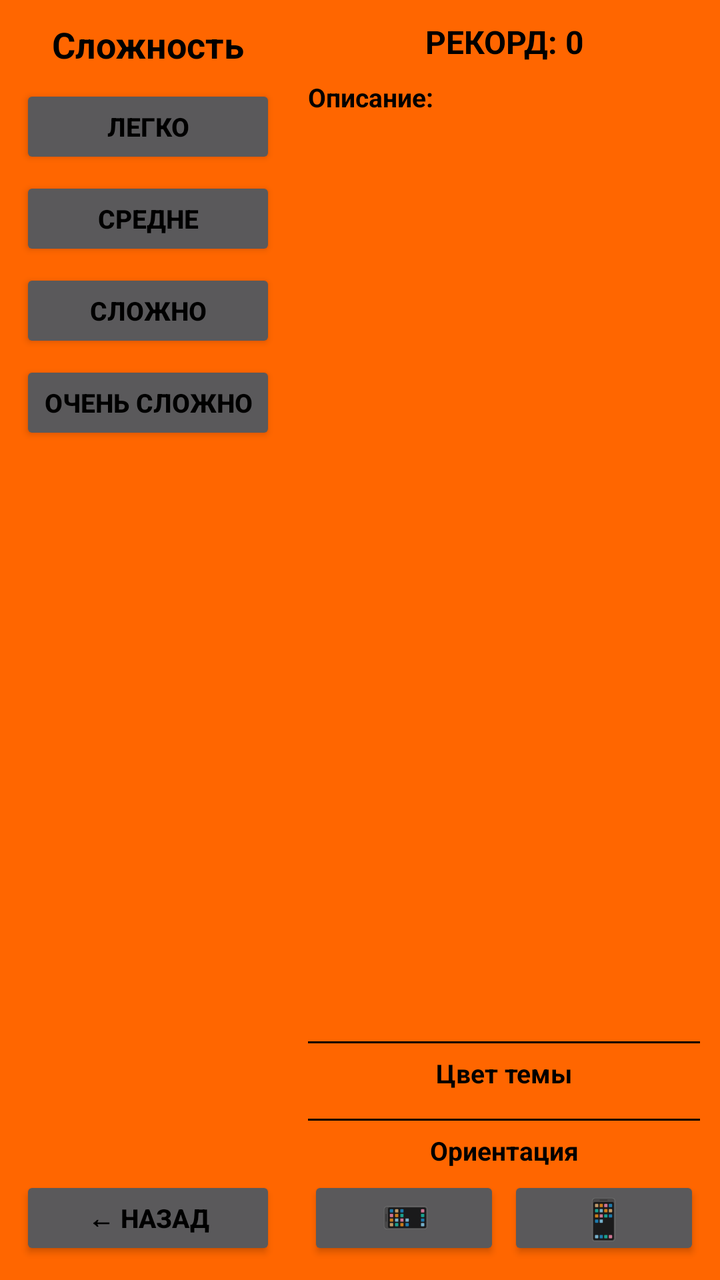
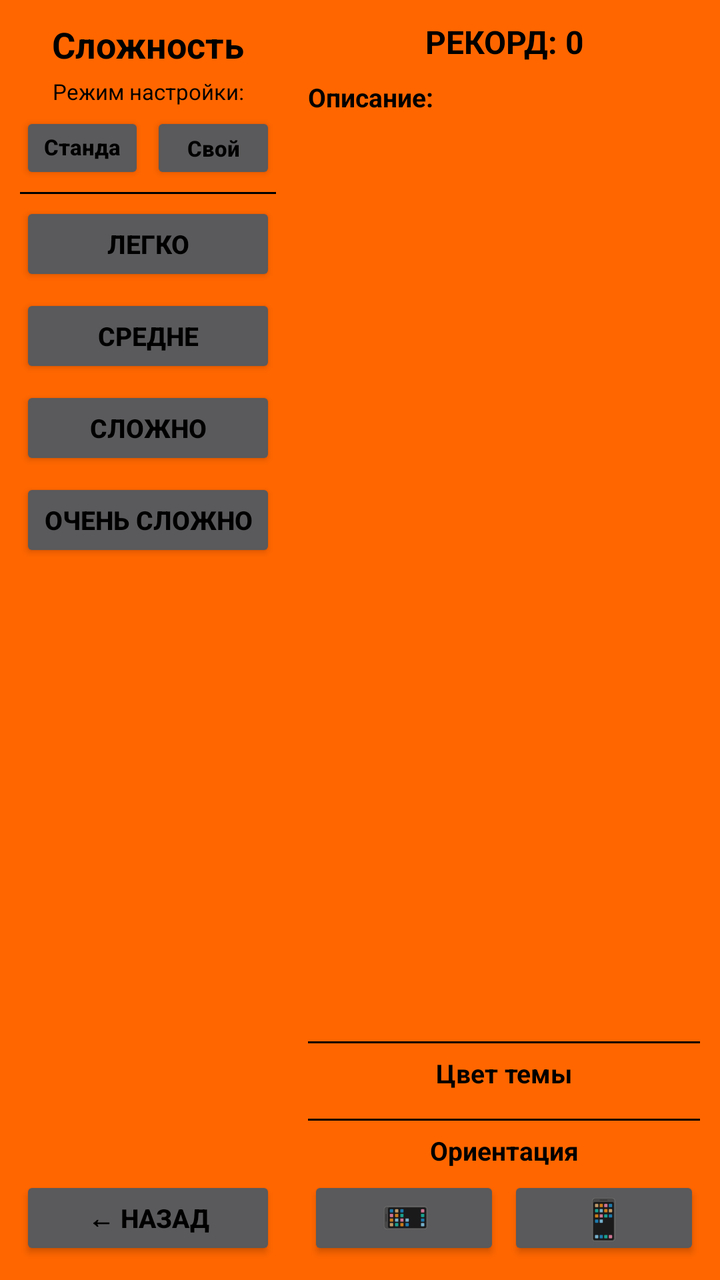

Screens rendered from an Android XML layout before and after an edit, with the pre-edit source and the edit as a unified diff.
<!-- AndroidManifest.xml: application theme Theme.StackAttackKt -->
<!-- res/layout/activity_settings.xml -->
<?xml version="1.0" encoding="utf-8"?>
<LinearLayout
    xmlns:android="http://schemas.android.com/apk/res/android"
    android:id="@+id/rootLayout"
    android:layout_width="match_parent"
    android:layout_height="match_parent"
    android:orientation="vertical"
    android:background="@color/orange_bg"
    android:padding="10dp">

    
    <LinearLayout
        android:layout_width="match_parent"
        android:layout_height="0dp"
        android:layout_weight="1"
        android:orientation="horizontal">

        
        <LinearLayout
            android:layout_width="0dp"
            android:layout_height="match_parent"
            android:layout_weight="0.8"
            android:orientation="vertical"
            android:paddingEnd="8dp">

            <TextView
                android:id="@+id/tvDiffTitle"
                android:layout_width="match_parent"
                android:layout_height="wrap_content"
                android:text="@string/difficulty"
                android:textSize="18sp"
                android:textStyle="bold"
                android:textColor="@color/black"
                android:gravity="center"
                android:layout_marginBottom="8dp"/>

            <Button
                android:id="@+id/btnDiffEasy"
                android:layout_width="match_parent"
                android:layout_height="42dp"
                android:text="@string/diff_easy"
                android:textSize="13sp"
                android:textStyle="bold"
                android:textColor="@color/black"
                android:layout_marginBottom="4dp"
                android:insetTop="0dp"
                android:insetBottom="0dp"/>

            <Button
                android:id="@+id/btnDiffMedium"
                android:layout_width="match_parent"
                android:layout_height="42dp"
                android:text="@string/diff_medium"
                android:textSize="13sp"
                android:textStyle="bold"
                android:textColor="@color/black"
                android:layout_marginBottom="4dp"
                android:insetTop="0dp"
                android:insetBottom="0dp"/>

            <Button
                android:id="@+id/btnDiffHard"
                android:layout_width="match_parent"
                android:layout_height="42dp"
                android:text="@string/diff_hard"
                android:textSize="13sp"
                android:textStyle="bold"
                android:textColor="@color/black"
                android:layout_marginBottom="4dp"
                android:insetTop="0dp"
                android:insetBottom="0dp"/>

            <Button
                android:id="@+id/btnDiffExtreme"
                android:layout_width="match_parent"
                android:layout_height="42dp"
                android:text="@string/diff_extreme"
                android:textSize="13sp"
                android:textStyle="bold"
                android:textColor="@color/black"
                android:insetTop="0dp"
                android:insetBottom="0dp"/>

            <View
                android:layout_width="1dp"
                android:layout_height="0dp"
                android:layout_weight="1"/>

            <Button
                android:id="@+id/btnSettingsBack"
                android:layout_width="match_parent"
                android:layout_height="42dp"
                android:text="@string/back"
                android:textSize="13sp"
                android:textStyle="bold"
                android:textColor="@color/black"
                android:insetTop="0dp"
                android:insetBottom="0dp"
                android:layout_marginTop="8dp"/>

        </LinearLayout>

        
        <LinearLayout
            android:layout_width="0dp"
            android:layout_height="match_parent"
            android:layout_weight="1.2"
            android:orientation="vertical"
            android:paddingStart="8dp">

            
            <LinearLayout
                android:layout_width="match_parent"
                android:layout_height="0dp"
                android:layout_weight="1"
                android:orientation="vertical">

                <TextView
                    android:id="@+id/tvDiffRecord"
                    android:layout_width="match_parent"
                    android:layout_height="wrap_content"
                    android:text="@string/record_placeholder"
                    android:textSize="16sp"
                    android:textStyle="bold"
                    android:textColor="@color/black"
                    android:gravity="center"
                    android:layout_marginBottom="8dp"/>

                <TextView
                    android:id="@+id/tvDescLabel"
                    android:layout_width="match_parent"
                    android:layout_height="wrap_content"
                    android:text="@string/description_label"
                    android:textSize="13sp"
                    android:textStyle="bold"
                    android:textColor="@color/black"
                    android:layout_marginBottom="4dp"/>

                <TextView
                    android:id="@+id/tvDiffDesc"
                    android:layout_width="match_parent"
                    android:layout_height="0dp"
                    android:layout_weight="1"
                    android:textSize="14sp"
                    android:textColor="@color/black"
                    android:gravity="top"/>

            </LinearLayout>

            
            <View
                android:id="@+id/themeDivider"
                android:layout_width="match_parent"
                android:layout_height="1dp"
                android:background="@color/black"
                android:layout_marginTop="6dp"
                android:layout_marginBottom="6dp"/>

            
            <TextView
                android:id="@+id/tvThemeTitle"
                android:layout_width="match_parent"
                android:layout_height="wrap_content"
                android:text="@string/theme_title"
                android:textSize="13sp"
                android:textStyle="bold"
                android:textColor="@color/black"
                android:gravity="center"
                android:layout_marginBottom="4dp"/>

            <LinearLayout
                android:id="@+id/themeContainer"
                android:layout_width="match_parent"
                android:layout_height="wrap_content"
                android:orientation="vertical"
                android:gravity="center"
                android:layout_marginBottom="4dp"/>

            
            <View
                android:id="@+id/orientDivider"
                android:layout_width="match_parent"
                android:layout_height="1dp"
                android:background="@color/black"
                android:layout_marginTop="6dp"
                android:layout_marginBottom="6dp"/>

            
            <TextView
                android:id="@+id/tvOrientTitle"
                android:layout_width="match_parent"
                android:layout_height="wrap_content"
                android:text="@string/orientation_title"
                android:textSize="13sp"
                android:textStyle="bold"
                android:textColor="@color/black"
                android:gravity="center"
                android:layout_marginBottom="4dp"/>

            <LinearLayout
                android:layout_width="match_parent"
                android:layout_height="wrap_content"
                android:orientation="horizontal"
                android:gravity="center">

                
                <FrameLayout
                    android:layout_width="0dp"
                    android:layout_height="42dp"
                    android:layout_weight="1"
                    android:layout_marginEnd="4dp">

                    <Button
                        android:id="@+id/btnOrientLandscape"
                        android:layout_width="match_parent"
                        android:layout_height="match_parent"
                        android:text=""
                        android:insetTop="0dp"
                        android:insetBottom="0dp"/>

                    <TextView
                        android:layout_width="wrap_content"
                        android:layout_height="wrap_content"
                        android:layout_gravity="center"
                        android:text="📱"
                        android:textSize="20sp"
                        android:rotation="270"
                        android:elevation="4dp"
                        android:clickable="false"
                        android:focusable="false"/>

                </FrameLayout>

                
                <FrameLayout
                    android:layout_width="0dp"
                    android:layout_height="42dp"
                    android:layout_weight="1">

                    <Button
                        android:id="@+id/btnOrientPortrait"
                        android:layout_width="match_parent"
                        android:layout_height="match_parent"
                        android:text=""
                        android:insetTop="0dp"
                        android:insetBottom="0dp"/>

                    <TextView
                        android:layout_width="wrap_content"
                        android:layout_height="wrap_content"
                        android:layout_gravity="center"
                        android:text="📱"
                        android:textSize="20sp"
                        android:rotation="0"
                        android:elevation="4dp"
                        android:clickable="false"
                        android:focusable="false"/>

                </FrameLayout>

            </LinearLayout>

        </LinearLayout>

    </LinearLayout>

</LinearLayout>
<!-- resources referenced by this layout -->
<resources>
  <color name="black">#000000</color>
  <color name="orange_bg">#FF6600</color>
  <string name="back">← НАЗАД</string>
  <string name="description_label">Описание:</string>
  <string name="diff_easy">ЛЕГКО</string>
  <string name="diff_extreme">ОЧЕНЬ СЛОЖНО</string>
  <string name="diff_hard">СЛОЖНО</string>
  <string name="diff_medium">СРЕДНЕ</string>
  <string name="difficulty">Сложность</string>
  <string name="orientation_title">Ориентация</string>
  <string name="record_placeholder">РЕКОРД: 0</string>
  <string name="theme_title">Цвет темы</string>
  <style name="Theme.StackAttackKt" parent="Theme.AppCompat.NoActionBar">
          <item name="android:windowFullscreen">true</item>
          <item name="android:windowBackground">@android:color/transparent</item>
          <item name="colorPrimary">@color/orange_bg</item>
          <item name="colorPrimaryDark">@color/orange_dark</item>
          <item name="android:textAllCaps">false</item>
          <item name="android:buttonStyle">@style/AppButton</item>
      </style>
  <color name="orange_dark">#CC5200</color>
  <style name="AppButton" parent="Widget.AppCompat.Button">
          <item name="android:textAllCaps">false</item>
      </style>
</resources>

<!-- the commit's change to res/layout/activity_settings.xml (unified diff, before → after) -->
@@ -8,7 +8,6 @@
     android:background="@color/orange_bg"
     android:padding="10dp">
 
-    
     <LinearLayout
         android:layout_width="match_parent"
         android:layout_height="0dp"
@@ -17,12 +16,14 @@
 
         
         <LinearLayout
+            android:id="@+id/leftColumn"
             android:layout_width="0dp"
             android:layout_height="match_parent"
             android:layout_weight="0.8"
             android:orientation="vertical"
             android:paddingEnd="8dp">
 
+            
             <TextView
                 android:id="@+id/tvDiffTitle"
                 android:layout_width="match_parent"
@@ -32,60 +33,420 @@
                 android:textStyle="bold"
                 android:textColor="@color/black"
                 android:gravity="center"
-                android:layout_marginBottom="8dp"/>
-
-            <Button
-                android:id="@+id/btnDiffEasy"
-                android:layout_width="match_parent"
-                android:layout_height="42dp"
-                android:text="@string/diff_easy"
-                android:textSize="13sp"
-                android:textStyle="bold"
+                android:layout_marginBottom="4dp"/>
+
+            
+            <TextView
+                android:id="@+id/tvModeSwitchLabel"
+                android:layout_width="match_parent"
+                android:layout_height="wrap_content"
+                android:text="@string/mode_switch_label"
+                android:textSize="11sp"
                 android:textColor="@color/black"
-                android:layout_marginBottom="4dp"
-                android:insetTop="0dp"
-                android:insetBottom="0dp"/>
-
-            <Button
-                android:id="@+id/btnDiffMedium"
-                android:layout_width="match_parent"
-                android:layout_height="42dp"
-                android:text="@string/diff_medium"
-                android:textSize="13sp"
-                android:textStyle="bold"
-                android:textColor="@color/black"
-                android:layout_marginBottom="4dp"
-                android:insetTop="0dp"
-                android:insetBottom="0dp"/>
-
-            <Button
-                android:id="@+id/btnDiffHard"
-                android:layout_width="match_parent"
-                android:layout_height="42dp"
-                android:text="@string/diff_hard"
-                android:textSize="13sp"
-                android:textStyle="bold"
-                android:textColor="@color/black"
-                android:layout_marginBottom="4dp"
-                android:insetTop="0dp"
-                android:insetBottom="0dp"/>
-
-            <Button
-                android:id="@+id/btnDiffExtreme"
-                android:layout_width="match_parent"
-                android:layout_height="42dp"
-                android:text="@string/diff_extreme"
-                android:textSize="13sp"
-                android:textStyle="bold"
-                android:textColor="@color/black"
-                android:insetTop="0dp"
-                android:insetBottom="0dp"/>
-
+                android:gravity="center"
+                android:layout_marginBottom="3dp"/>
+
+            
+            <LinearLayout
+                android:layout_width="match_parent"
+                android:layout_height="36dp"
+                android:orientation="horizontal"
+                android:layout_marginBottom="4dp">
+
+                <Button
+                    android:id="@+id/btnModeStandard"
+                    android:layout_width="0dp"
+                    android:layout_height="match_parent"
+                    android:layout_weight="1"
+                    android:text="@string/mode_standard"
+                    android:textSize="11sp"
+                    android:textStyle="bold"
+                    android:textColor="@color/black"
+                    android:insetTop="0dp"
+                    android:insetBottom="0dp"
+                    android:layout_marginEnd="3dp"/>
+
+                <Button
+                    android:id="@+id/btnModeCustom"
+                    android:layout_width="0dp"
+                    android:layout_height="match_parent"
+                    android:layout_weight="1"
+                    android:text="@string/mode_custom"
+                    android:textSize="11sp"
+                    android:textStyle="bold"
+                    android:textColor="@color/black"
+                    android:insetTop="0dp"
+                    android:insetBottom="0dp"/>
+
+            </LinearLayout>
+
+            
             <View
-                android:layout_width="1dp"
+                android:id="@+id/modeDivider"
+                android:layout_width="match_parent"
+                android:layout_height="1dp"
+                android:background="@color/black"
+                android:layout_marginBottom="4dp"/>
+
+            
+            <ScrollView
+                android:id="@+id/panelStandard"
+                android:layout_width="match_parent"
                 android:layout_height="0dp"
-                android:layout_weight="1"/>
-
+                android:layout_weight="1"
+                android:scrollbars="none">
+
+                <LinearLayout
+                    android:layout_width="match_parent"
+                    android:layout_height="wrap_content"
+                    android:orientation="vertical">
+
+                    <Button
+                        android:id="@+id/btnDiffEasy"
+                        android:layout_width="match_parent"
+                        android:layout_height="42dp"
+                        android:text="@string/diff_easy"
+                        android:textSize="13sp"
+                        android:textStyle="bold"
+                        android:textColor="@color/black"
+                        android:layout_marginBottom="4dp"
+                        android:insetTop="0dp"
+                        android:insetBottom="0dp"/>
+
+                    <Button
+                        android:id="@+id/btnDiffMedium"
+                        android:layout_width="match_parent"
+                        android:layout_height="42dp"
+                        android:text="@string/diff_medium"
+                        android:textSize="13sp"
+                        android:textStyle="bold"
+                        android:textColor="@color/black"
+                        android:layout_marginBottom="4dp"
+                        android:insetTop="0dp"
+                        android:insetBottom="0dp"/>
+
+                    <Button
+                        android:id="@+id/btnDiffHard"
+                        android:layout_width="match_parent"
+                        android:layout_height="42dp"
+                        android:text="@string/diff_hard"
+                        android:textSize="13sp"
+                        android:textStyle="bold"
+                        android:textColor="@color/black"
+                        android:layout_marginBottom="4dp"
+                        android:insetTop="0dp"
+                        android:insetBottom="0dp"/>
+
+                    <Button
+                        android:id="@+id/btnDiffExtreme"
+                        android:layout_width="match_parent"
+                        android:layout_height="42dp"
+                        android:text="@string/diff_extreme"
+                        android:textSize="13sp"
+                        android:textStyle="bold"
+                        android:textColor="@color/black"
+                        android:insetTop="0dp"
+                        android:insetBottom="0dp"/>
+
+                </LinearLayout>
+
+            </ScrollView>
+
+            
+            <ScrollView
+                android:id="@+id/panelCustom"
+                android:layout_width="match_parent"
+                android:layout_height="0dp"
+                android:layout_weight="1"
+                android:visibility="gone"
+                android:scrollbars="vertical">
+
+                <LinearLayout
+                    android:layout_width="match_parent"
+                    android:layout_height="wrap_content"
+                    android:orientation="vertical">
+
+                    
+                    <TextView
+                        android:id="@+id/tvPushJumpLabel"
+                        android:layout_width="match_parent"
+                        android:layout_height="wrap_content"
+                        android:text="@string/custom_push_jump_label"
+                        android:textSize="11sp"
+                        android:textColor="@color/black"
+                        android:layout_marginBottom="3dp"/>
+
+                    <LinearLayout
+                        android:layout_width="match_parent"
+                        android:layout_height="34dp"
+                        android:orientation="horizontal"
+                        android:layout_marginBottom="6dp">
+
+                        <Button
+                            android:id="@+id/btnPushJumpOn"
+                            android:layout_width="0dp"
+                            android:layout_height="match_parent"
+                            android:layout_weight="1"
+                            android:text="@string/custom_push_jump_on"
+                            android:textSize="10sp"
+                            android:textStyle="bold"
+                            android:textColor="@color/black"
+                            android:insetTop="0dp"
+                            android:insetBottom="0dp"
+                            android:layout_marginEnd="3dp"/>
+
+                        <Button
+                            android:id="@+id/btnPushJumpOff"
+                            android:layout_width="0dp"
+                            android:layout_height="match_parent"
+                            android:layout_weight="1"
+                            android:text="@string/custom_push_jump_off"
+                            android:textSize="10sp"
+                            android:textStyle="bold"
+                            android:textColor="@color/black"
+                            android:insetTop="0dp"
+                            android:insetBottom="0dp"/>
+
+                    </LinearLayout>
+
+                    
+                    <TextView
+                        android:id="@+id/tvChainLabel"
+                        android:layout_width="match_parent"
+                        android:layout_height="wrap_content"
+                        android:text="@string/custom_chain_label"
+                        android:textSize="11sp"
+                        android:textColor="@color/black"
+                        android:layout_marginBottom="3dp"/>
+
+                    <LinearLayout
+                        android:layout_width="match_parent"
+                        android:layout_height="34dp"
+                        android:orientation="horizontal"
+                        android:layout_marginBottom="6dp">
+
+                        <Button
+                            android:id="@+id/btnChain1"
+                            android:layout_width="0dp"
+                            android:layout_height="match_parent"
+                            android:layout_weight="1"
+                            android:text="1"
+                            android:textSize="12sp"
+                            android:textStyle="bold"
+                            android:textColor="@color/black"
+                            android:insetTop="0dp"
+                            android:insetBottom="0dp"
+                            android:layout_marginEnd="3dp"/>
+
+                        <Button
+                            android:id="@+id/btnChain2"
+                            android:layout_width="0dp"
+                            android:layout_height="match_parent"
+                            android:layout_weight="1"
+                            android:text="2"
+                            android:textSize="12sp"
+                            android:textStyle="bold"
+                            android:textColor="@color/black"
+                            android:insetTop="0dp"
+                            android:insetBottom="0dp"
+                            android:layout_marginEnd="3dp"/>
+
+                        <Button
+                            android:id="@+id/btnChain3"
+                            android:layout_width="0dp"
+                            android:layout_height="match_parent"
+                            android:layout_weight="1"
+                            android:text="3"
+                            android:textSize="12sp"
+                            android:textStyle="bold"
+                            android:textColor="@color/black"
+                            android:insetTop="0dp"
+                            android:insetBottom="0dp"/>
+
+                    </LinearLayout>
+
+                    
+                    <TextView
+                        android:id="@+id/tvCranesLabel"
+                        android:layout_width="match_parent"
+                        android:layout_height="wrap_content"
+                        android:text="@string/custom_cranes_label"
+                        android:textSize="11sp"
+                        android:textColor="@color/black"
+                        android:layout_marginBottom="3dp"/>
+
+                    <LinearLayout
+                        android:layout_width="match_parent"
+                        android:layout_height="34dp"
+                        android:orientation="horizontal"
+                        android:layout_marginBottom="6dp">
+
+                        <Button
+                            android:id="@+id/btnCranes4"
+                            android:layout_width="0dp"
+                            android:layout_height="match_parent"
+                            android:layout_weight="1"
+                            android:text="4"
+                            android:textSize="11sp"
+                            android:textStyle="bold"
+                            android:textColor="@color/black"
+                            android:insetTop="0dp"
+                            android:insetBottom="0dp"
+                            android:layout_marginEnd="2dp"/>
+
+                        <Button
+                            android:id="@+id/btnCranes5"
+                            android:layout_width="0dp"
+                            android:layout_height="match_parent"
+                            android:layout_weight="1"
+                            android:text="5"
+                            android:textSize="11sp"
+                            android:textStyle="bold"
+                            android:textColor="@color/black"
+                            android:insetTop="0dp"
+                            android:insetBottom="0dp"
+                            android:layout_marginEnd="2dp"/>
+
+                        <Button
+                            android:id="@+id/btnCranes6"
+                            android:layout_width="0dp"
+                            android:layout_height="match_parent"
+                            android:layout_weight="1"
+                            android:text="6"
+                            android:textSize="11sp"
+                            android:textStyle="bold"
+                            android:textColor="@color/black"
+                            android:insetTop="0dp"
+                            android:insetBottom="0dp"
+                            android:layout_marginEnd="2dp"/>
+
+                        <Button
+                            android:id="@+id/btnCranes7"
+                            android:layout_width="0dp"
+                            android:layout_height="match_parent"
+                            android:layout_weight="1"
+                            android:text="7"
+                            android:textSize="11sp"
+                            android:textStyle="bold"
+                            android:textColor="@color/black"
+                            android:insetTop="0dp"
+                            android:insetBottom="0dp"
+                            android:layout_marginEnd="2dp"/>
+
+                        <Button
+                            android:id="@+id/btnCranes8"
+                            android:layout_width="0dp"
+                            android:layout_height="match_parent"
+                            android:layout_weight="1"
+                            android:text="8"
+                            android:textSize="11sp"
+                            android:textStyle="bold"
+                            android:textColor="@color/black"
+                            android:insetTop="0dp"
+                            android:insetBottom="0dp"
+                            android:layout_marginEnd="2dp"/>
+
+                        <Button
+                            android:id="@+id/btnCranes9"
+                            android:layout_width="0dp"
+                            android:layout_height="match_parent"
+                            android:layout_weight="1"
+                            android:text="9"
+                            android:textSize="11sp"
+                            android:textStyle="bold"
+                            android:textColor="@color/black"
+                            android:insetTop="0dp"
+                            android:insetBottom="0dp"/>
+
+                    </LinearLayout>
+
+                    
+                    <TextView
+                        android:id="@+id/tvSpeedLabel"
+                        android:layout_width="match_parent"
+                        android:layout_height="wrap_content"
+                        android:text="@string/custom_speed_label"
+                        android:textSize="11sp"
+                        android:textColor="@color/black"
+                        android:layout_marginBottom="3dp"/>
+
+                    <LinearLayout
+                        android:layout_width="match_parent"
+                        android:layout_height="34dp"
+                        android:orientation="horizontal"
+                        android:layout_marginBottom="6dp">
+
+                        <Button
+                            android:id="@+id/btnSpeed1"
+                            android:layout_width="0dp"
+                            android:layout_height="match_parent"
+                            android:layout_weight="1"
+                            android:text="1"
+                            android:textSize="12sp"
+                            android:textStyle="bold"
+                            android:textColor="@color/black"
+                            android:insetTop="0dp"
+                            android:insetBottom="0dp"
+                            android:layout_marginEnd="2dp"/>
+
+                        <Button
+                            android:id="@+id/btnSpeed2"
+                            android:layout_width="0dp"
+                            android:layout_height="match_parent"
+                            android:layout_weight="1"
+                            android:text="2"
+                            android:textSize="12sp"
+                            android:textStyle="bold"
+                            android:textColor="@color/black"
+                            android:insetTop="0dp"
+                            android:insetBottom="0dp"
+                            android:layout_marginEnd="2dp"/>
+
+                        <Button
+                            android:id="@+id/btnSpeed3"
+                            android:layout_width="0dp"
+                            android:layout_height="match_parent"
+                            android:layout_weight="1"
+                            android:text="3"
+                            android:textSize="12sp"
+                            android:textStyle="bold"
+                            android:textColor="@color/black"
+                            android:insetTop="0dp"
+                            android:insetBottom="0dp"
+                            android:layout_marginEnd="2dp"/>
+
+                        <Button
+                            android:id="@+id/btnSpeed4"
+                            android:layout_width="0dp"
+                            android:layout_height="match_parent"
+                            android:layout_weight="1"
+                            android:text="4"
+                            android:textSize="12sp"
+                            android:textStyle="bold"
+                            android:textColor="@color/black"
+                            android:insetTop="0dp"
+                            android:insetBottom="0dp"
+                            android:layout_marginEnd="2dp"/>
+
+                        <Button
+                            android:id="@+id/btnSpeed5"
+                            android:layout_width="0dp"
+                            android:layout_height="match_parent"
+                            android:layout_weight="1"
+                            android:text="5"
+                            android:textSize="12sp"
+                            android:textStyle="bold"
+                            android:textColor="@color/black"
+                            android:insetTop="0dp"
+                            android:insetBottom="0dp"/>
+
+                    </LinearLayout>
+
+                </LinearLayout>
+
+            </ScrollView>
+
+            
             <Button
                 android:id="@+id/btnSettingsBack"
                 android:layout_width="match_parent"
@@ -110,6 +471,7 @@
 
             
             <LinearLayout
+                android:id="@+id/panelStandardRight"
                 android:layout_width="match_parent"
                 android:layout_height="0dp"
                 android:layout_weight="1"
@@ -144,6 +506,54 @@
                     android:textSize="14sp"
                     android:textColor="@color/black"
                     android:gravity="top"/>
+
+            </LinearLayout>
+
+            
+            <LinearLayout
+                android:id="@+id/panelCustomRight"
+                android:layout_width="match_parent"
+                android:layout_height="0dp"
+                android:layout_weight="1"
+                android:orientation="vertical"
+                android:visibility="gone">
+
+                <TextView
+                    android:id="@+id/tvCustomTitle"
+                    android:layout_width="match_parent"
+                    android:layout_height="wrap_content"
+                    android:text="@string/custom_diff_title"
+                    android:textSize="13sp"
+                    android:textStyle="bold"
+                    android:textColor="@color/black"
+                    android:gravity="center"
+                    android:layout_marginBottom="6dp"/>
+
+                <View
+                    android:id="@+id/customDivider"
+                    android:layout_width="match_parent"
+                    android:layout_height="1dp"
+                    android:background="@color/black"
+                    android:layout_marginBottom="8dp"/>
+
+                <TextView
+                    android:id="@+id/tvCustomDiffLabel"
+                    android:layout_width="match_parent"
+                    android:layout_height="wrap_content"
+                    android:textSize="18sp"
+                    android:textStyle="bold"
+                    android:textColor="@color/black"
+                    android:gravity="center"
+                    android:layout_marginBottom="6dp"/>
+
+                <TextView
+                    android:id="@+id/tvCustomDiffHint"
+                    android:layout_width="match_parent"
+                    android:layout_height="0dp"
+                    android:layout_weight="1"
+                    android:textSize="13sp"
+                    android:textColor="@color/black"
+                    android:gravity="top|center_horizontal"/>
 
             </LinearLayout>
 
@@ -203,7 +613,6 @@
                 android:orientation="horizontal"
                 android:gravity="center">
 
-                
                 <FrameLayout
                     android:layout_width="0dp"
                     android:layout_height="42dp"
@@ -231,7 +640,6 @@
 
                 </FrameLayout>
 
-                
                 <FrameLayout
                     android:layout_width="0dp"
                     android:layout_height="42dp"
<!-- resource entries referenced after the edit -->
@@ -3,12 +3,22 @@
   <color name="black">#000000</color>
   <color name="orange_bg">#FF6600</color>
   <string name="back">← НАЗАД</string>
+  <string name="custom_chain_label">Ящиков в цепочке (макс.):</string>
+  <string name="custom_cranes_label">Грейферов на экране:</string>
+  <string name="custom_diff_title">Приблизительная сложность</string>
+  <string name="custom_push_jump_label">Толкать ящик в прыжке:</string>
+  <string name="custom_push_jump_off">✖ Нет</string>
+  <string name="custom_push_jump_on">✔ Да</string>
+  <string name="custom_speed_label">Скорость грейферов:</string>
   <string name="description_label">Описание:</string>
   <string name="diff_easy">ЛЕГКО</string>
   <string name="diff_extreme">ОЧЕНЬ СЛОЖНО</string>
   <string name="diff_hard">СЛОЖНО</string>
   <string name="diff_medium">СРЕДНЕ</string>
   <string name="difficulty">Сложность</string>
+  <string name="mode_custom">Свой</string>
+  <string name="mode_standard">Стандартный</string>
+  <string name="mode_switch_label">Режим настройки:</string>
   <string name="orientation_title">Ориентация</string>
   <string name="record_placeholder">РЕКОРД: 0</string>
   <string name="theme_title">Цвет темы</string>
